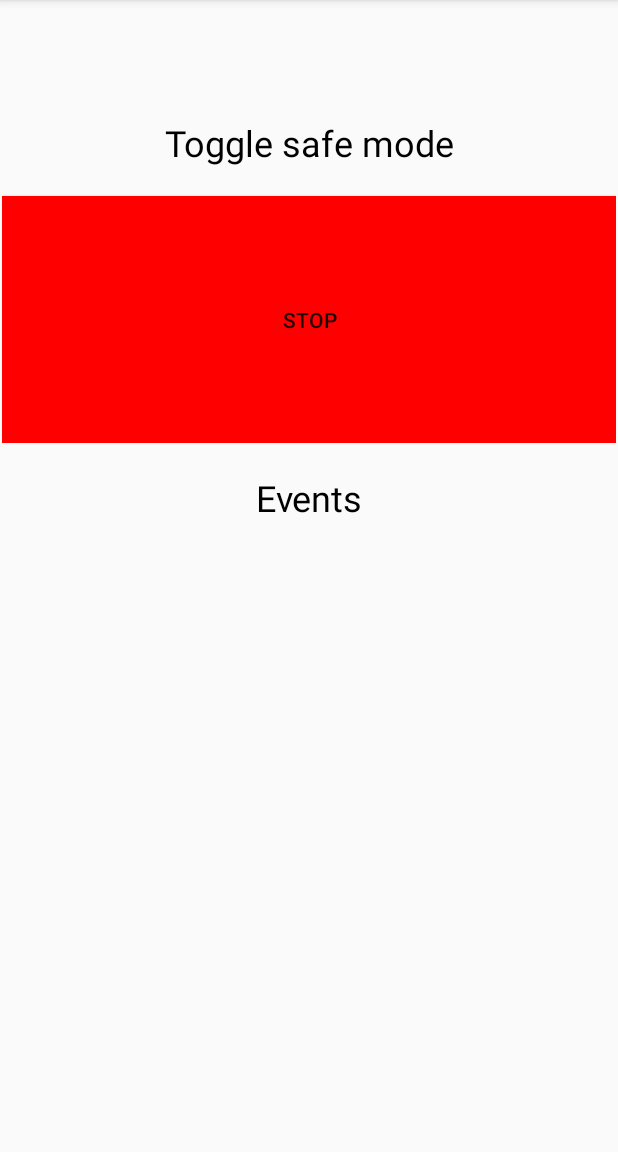
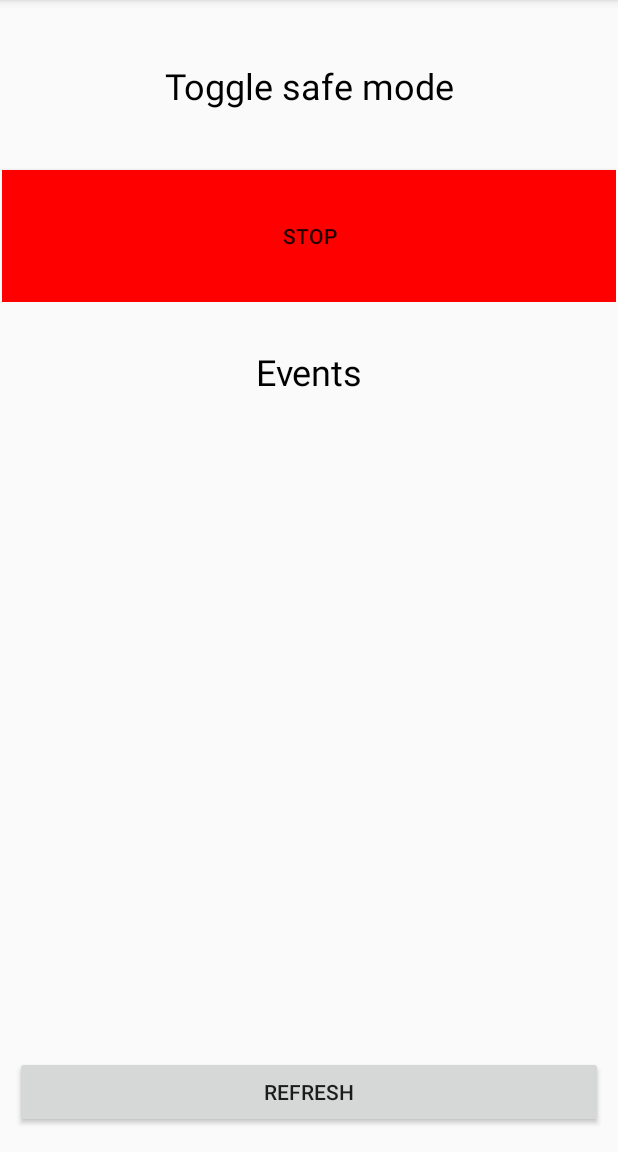
Before and after one commit to ElikBelik77/PulseNotifier, an Android app: the screen it shows after launch (MainActivity), on a phone screen of 412 x 824 dp, the part 84-1236 px from its top. Run offline under Robolectric (Android 15) with nearby library versions, the phone set to English and light mode, and no system bars.

Commit message:
Added some functionality to the main window - sorry it look horrendous I know

```diff
--- a/app/src/main/res/layout/activity_main.xml
+++ b/app/src/main/res/layout/activity_main.xml
@@ -9,10 +9,10 @@
     <androidx.gridlayout.widget.GridLayout
         android:id="@+id/headerGridLayout"
         android:layout_width="409dp"
-        android:layout_height="0dp"
-        android:layout_marginStart="1dp"
+        android:layout_height="200dp"
+        android:layout_marginStart="10dp"
         android:layout_marginTop="1dp"
-        android:layout_marginEnd="1dp"
+        android:layout_marginEnd="10dp"
         android:layout_marginBottom="20dp"
         app:columnCount="1"
         app:layout_constraintBottom_toTopOf="@+id/eventsTextView"
@@ -20,15 +20,6 @@
         app:layout_constraintStart_toStartOf="parent"
         app:layout_constraintTop_toTopOf="parent"
         app:rowCount="3">
-
-        <TextView
-            android:id="@+id/paddingTextView"
-            android:layout_width="wrap_content"
-            android:layout_height="wrap_content"
-            app:layout_column="0"
-            app:layout_columnWeight="1"
-            app:layout_row="0"
-            app:layout_rowWeight="1" />
 
         <TextView
             android:id="@+id/toggleSafeModeTextView"
@@ -41,41 +32,58 @@
             app:layout_column="0"
             app:layout_columnWeight="1"
             app:layout_row="1"
-            app:layout_rowWeight="1" />
+            app:layout_rowWeight="2" />
 
         <Button
             android:id="@+id/appSwitchButton"
-            android:layout_width="wrap_content"
+            android:layout_width="match_parent"
             android:layout_height="wrap_content"
             android:onClick="toggleButtonOnClick"
             android:padding="5dp"
             android:paddingTop="5dp"
             app:layout_columnWeight="1"
-            app:layout_rowWeight="3" />
+            app:layout_rowWeight="1" />
     </androidx.gridlayout.widget.GridLayout>
 
     <TextView
         android:id="@+id/eventsTextView"
         android:layout_width="wrap_content"
         android:layout_height="wrap_content"
-        android:layout_marginBottom="20dp"
+        android:layout_marginTop="30dp"
         android:text="@string/events_text_view"
         android:textColor="#000000"
         android:textSize="24sp"
-        app:layout_constraintBottom_toTopOf="@+id/listView"
         app:layout_constraintEnd_toEndOf="parent"
-        app:layout_constraintStart_toStartOf="parent" />
+        app:layout_constraintStart_toStartOf="parent"
+        app:layout_constraintTop_toBottomOf="@+id/headerGridLayout" />
 
     <ListView
         android:id="@+id/listView"
         android:layout_width="409dp"
-        android:layout_height="400dp"
+        android:layout_height="0dp"
         android:layout_marginStart="1dp"
+        android:layout_marginTop="20dp"
         android:layout_marginEnd="1dp"
+        android:layout_marginBottom="80dp"
         android:foregroundGravity="center"
         app:layout_constraintBottom_toBottomOf="parent"
         app:layout_constraintEnd_toEndOf="parent"
         app:layout_constraintHorizontal_bias="0.0"
-        app:layout_constraintStart_toStartOf="parent" />
+        app:layout_constraintStart_toStartOf="parent"
+        app:layout_constraintTop_toBottomOf="@+id/eventsTextView" />
+
+    <Button
+        android:id="@+id/refreshButton"
+        android:layout_width="0dp"
+        android:layout_height="wrap_content"
+        android:layout_marginStart="10dp"
+        android:layout_marginTop="10dp"
+        android:layout_marginEnd="10dp"
+        android:layout_marginBottom="10dp"
+        android:text="@string/refresh_text_view"
+        app:layout_constraintBottom_toBottomOf="parent"
+        app:layout_constraintEnd_toEndOf="parent"
+        app:layout_constraintStart_toStartOf="parent"
+        app:layout_constraintTop_toBottomOf="@+id/listView" />
 
 </androidx.constraintlayout.widget.ConstraintLayout>
--- a/app/src/main/res/values/strings.xml
+++ b/app/src/main/res/values/strings.xml
@@ -14,4 +14,5 @@
     <string name="app_switch_button_stop">Stop</string>
     <string name="app_switch_text_view">Toggle safe mode</string>
     <string name="events_text_view">Events</string>
+    <string name="refresh_text_view">Refresh</string>
 </resources>
```
